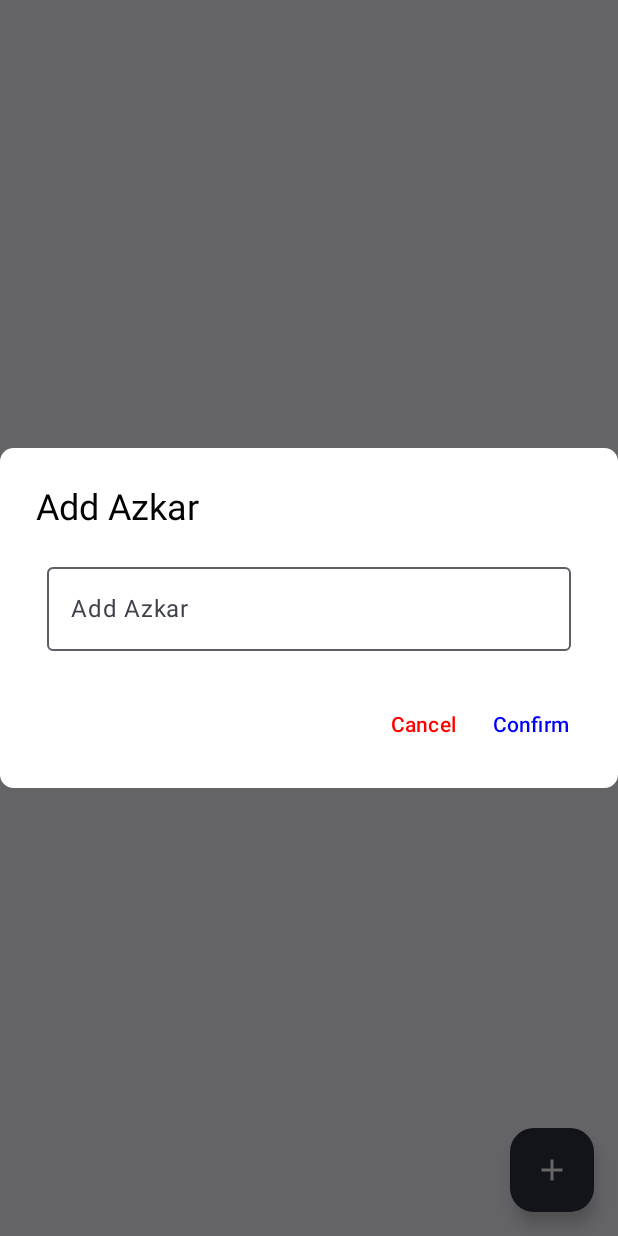
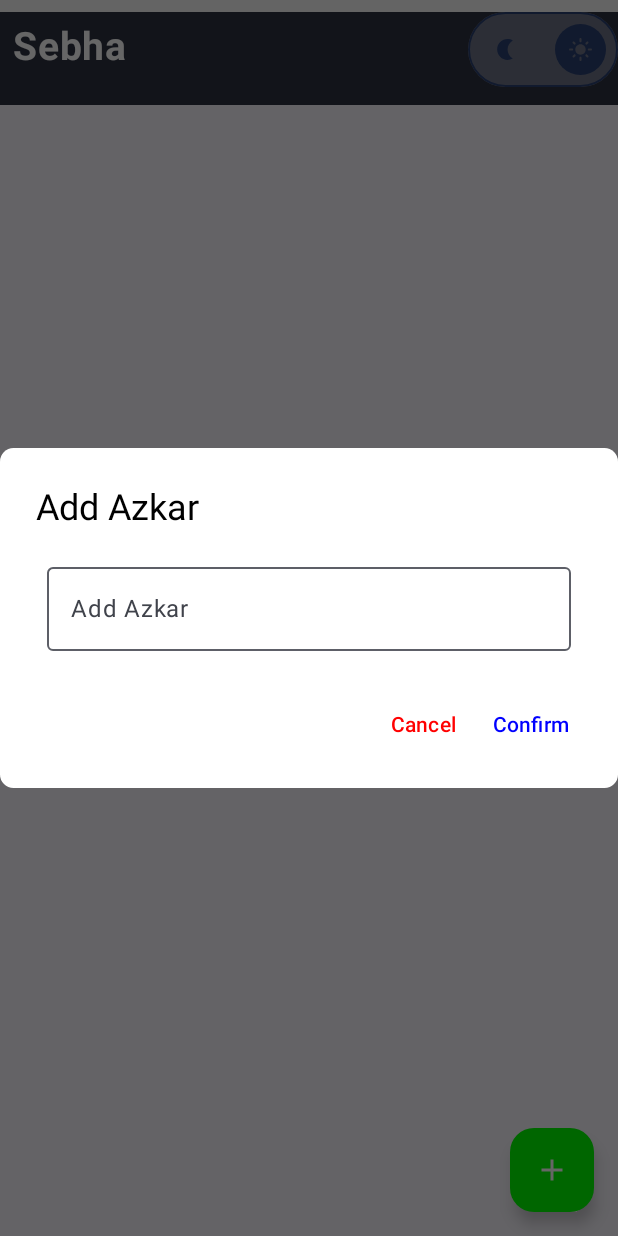
Before and after one commit to AhmedGamalRamadan/Sebha, an Android app built with Jetpack Compose: the screen it shows after launch (MainActivity), after a tap on "Add", on a phone screen of 412 x 824 dp. Run offline under Robolectric (Android 15) with nearby library versions, the phone set to English and light mode, and no system bars; our stand-ins replace Room's generated code, accompanist; 1 other tap on this screen came first.

Commit message:
add custom theme switcher for light &dark mode

```diff
--- a/app/src/main/java/com/ag/projects/sebha/presentation/ui/activities/MainActivity.kt
+++ b/app/src/main/java/com/ag/projects/sebha/presentation/ui/activities/MainActivity.kt
@@ -4,16 +4,51 @@ import android.os.Bundle
 import androidx.activity.ComponentActivity
 import androidx.activity.compose.setContent
 import androidx.activity.enableEdgeToEdge
+import androidx.compose.foundation.isSystemInDarkTheme
+import androidx.compose.foundation.layout.Column
+import androidx.compose.foundation.layout.fillMaxSize
+import androidx.compose.runtime.getValue
+import androidx.compose.runtime.mutableStateOf
+import androidx.compose.runtime.remember
+import androidx.compose.runtime.setValue
+import androidx.compose.ui.Modifier
+import com.ag.projects.sebha.presentation.ui.components.tool_bar.Toolbar
 import com.ag.projects.sebha.presentation.ui.screen.HomeScreen
 import com.ag.projects.sebha.presentation.ui.theme.SebhaTheme
 
 class MainActivity : ComponentActivity() {
+
+//    private val themeSharedPreferences = getSharedPreferences("theme", Context.MODE_PRIVATE)
+
+
     override fun onCreate(savedInstanceState: Bundle?) {
         super.onCreate(savedInstanceState)
         enableEdgeToEdge()
         setContent {
-            SebhaTheme {
-               HomeScreen()
+            var themeState by remember {
+                mutableStateOf(true)
+            }
+            SebhaTheme(
+                darkTheme = themeState
+//                darkTheme = themeSharedPreferences.getBoolean("theme", false)
+            ) {
+                Column(
+                    modifier = Modifier
+                        .fillMaxSize()
+                ) {
+                    Toolbar(
+                        darkTheme = themeState,
+                        onThemeUpdated = {
+                            themeState = !themeState
+//                        themeSharedPreferences
+//                            .edit()
+//                            .putBoolean("theme",true)
+//                            .apply()
+                        }
+                    )
+                    HomeScreen()
+                }
+
             }
         }
     }
--- a/app/src/main/java/com/ag/projects/sebha/presentation/ui/components/AzkarCardItem.kt
+++ b/app/src/main/java/com/ag/projects/sebha/presentation/ui/components/AzkarCardItem.kt
@@ -2,7 +2,6 @@ package com.ag.projects.sebha.presentation.ui.components
 
 import androidx.compose.foundation.BorderStroke
 import androidx.compose.foundation.clickable
-import androidx.compose.foundation.isSystemInDarkTheme
 import androidx.compose.foundation.layout.Column
 import androidx.compose.foundation.layout.Row
 import androidx.compose.foundation.layout.Spacer
@@ -19,6 +18,7 @@ import androidx.compose.material.icons.filled.Replay
 import androidx.compose.material3.Card
 import androidx.compose.material3.CardDefaults
 import androidx.compose.material3.Icon
+import androidx.compose.material3.MaterialTheme
 import androidx.compose.material3.Text
 import androidx.compose.runtime.Composable
 import androidx.compose.ui.Modifier
@@ -31,7 +31,6 @@ import androidx.compose.ui.unit.dp
 import androidx.compose.ui.unit.sp
 import com.ag.projects.sebha.R
 import com.ag.projects.sebha.data.local.AzkarEntity
-import com.ag.projects.sebha.presentation.ui.theme.DarkBlue
 
 @Composable
 fun AzkarCardItem(
@@ -42,7 +41,6 @@ fun AzkarCardItem(
     onResetClick: () -> Unit,
 ) {
 
-    val isSystemDark = isSystemInDarkTheme()
     Card(
         modifier = modifier
             .fillMaxWidth()
@@ -53,7 +51,7 @@ fun AzkarCardItem(
             },
         shape = RoundedCornerShape(12.dp),
         colors = CardDefaults.cardColors(
-            containerColor = if (isSystemDark) DarkBlue else Color.White
+            containerColor = MaterialTheme.colorScheme.primaryContainer
         ),
         elevation = CardDefaults.cardElevation(
             defaultElevation = 8.dp,
@@ -78,7 +76,7 @@ fun AzkarCardItem(
                     modifier = modifier
                         .wrapContentSize()
                         .padding(end = 4.dp, bottom = 4.dp),
-                    color = if (isSystemDark) Color.White else Color.Black,
+                    color = MaterialTheme.colorScheme.primary,
                     fontSize = 22.sp,
                     textAlign = TextAlign.Start
                 )
@@ -87,7 +85,7 @@ fun AzkarCardItem(
                     text = azkar.azkar,
                     modifier = modifier
                         .fillMaxWidth(),
-                    color = if (isSystemDark) Color.White else Color.Black,
+                    color = MaterialTheme.colorScheme.primary,
                     fontSize = 22.sp,
                     fontWeight = FontWeight.Bold,
                     textAlign = TextAlign.End
--- /dev/null
+++ b/app/src/main/java/com/ag/projects/sebha/presentation/ui/components/theme_switcher/ThemeSwitcher.kt
@@ -0,0 +1,93 @@
+package com.ag.projects.sebha.presentation.ui.components.theme_switcher
+
+import androidx.compose.animation.core.AnimationSpec
+import androidx.compose.animation.core.animateDpAsState
+import androidx.compose.animation.core.tween
+import androidx.compose.foundation.BorderStroke
+import androidx.compose.foundation.background
+import androidx.compose.foundation.border
+import androidx.compose.foundation.clickable
+import androidx.compose.foundation.layout.*
+import androidx.compose.material.icons.Icons
+import androidx.compose.material.icons.filled.Nightlight
+import androidx.compose.material3.Icon
+import androidx.compose.material3.MaterialTheme
+import androidx.compose.runtime.*
+import androidx.compose.ui.Alignment
+import androidx.compose.ui.Modifier
+import androidx.compose.ui.draw.clip
+import androidx.compose.ui.graphics.Shape
+import androidx.compose.ui.unit.Dp
+import androidx.compose.ui.unit.dp
+import androidx.compose.foundation.shape.CircleShape
+import androidx.compose.material.icons.filled.LightMode
+
+@Composable
+fun ThemeSwitcher(
+    darkTheme: Boolean = false,
+    size: Dp = 50.dp,
+    iconSize: Dp = size / 3,
+    padding: Dp = 10.dp,
+    borderWidth: Dp = 1.dp,
+    parentShape: Shape = CircleShape,
+    toggleShape: Shape = CircleShape,
+    animationSpec: AnimationSpec<Dp> = tween(durationMillis = 300),
+    onClick: () -> Unit
+) {
+    val offset by animateDpAsState(
+        targetValue = if (darkTheme) 0.dp else size,
+        animationSpec = animationSpec
+    )
+
+    Box(modifier = Modifier
+        .width(size * 2)
+        .height(size)
+        .clip(shape = parentShape)
+        .clickable { onClick() }
+        .background(MaterialTheme.colorScheme.secondaryContainer)
+    ) {
+        Box(
+            modifier = Modifier
+                .size(size)
+                .offset(x = offset)
+                .padding(all = padding)
+                .clip(shape = toggleShape)
+                .background(MaterialTheme.colorScheme.primary)
+        ) {}
+        Row(
+            modifier = Modifier
+                .border(
+                    border = BorderStroke(
+                        width = borderWidth,
+                        color = MaterialTheme.colorScheme.primary
+                    ),
+                    shape = parentShape
+                )
+        ) {
+            Box(
+                modifier = Modifier.size(size),
+                contentAlignment = Alignment.Center
+            ) {
+                Icon(
+                    modifier = Modifier.size(iconSize),
+                    imageVector = Icons.Default.Nightlight,
+                    contentDescription = "Theme Icon",
+                    tint = if (darkTheme) MaterialTheme.colorScheme.secondaryContainer
+                    else MaterialTheme.colorScheme.primary
+                )
+            }
+            Box(
+                modifier = Modifier.size(size),
+                contentAlignment = Alignment.Center
+            ) {
+                Icon(
+                    modifier = Modifier.size(iconSize),
+                    imageVector = Icons.Default.LightMode,
+                    contentDescription = "Theme Icon",
+                    tint = if (darkTheme) MaterialTheme.colorScheme.primary
+                    else MaterialTheme.colorScheme.secondaryContainer
+                )
+            }
+        }
+    }
+}
--- /dev/null
+++ b/app/src/main/java/com/ag/projects/sebha/presentation/ui/components/tool_bar/Toolbar.kt
@@ -0,0 +1,54 @@
+package com.ag.projects.sebha.presentation.ui.components.tool_bar
+
+import androidx.compose.foundation.background
+import androidx.compose.foundation.layout.Arrangement
+import androidx.compose.foundation.layout.Row
+import androidx.compose.foundation.layout.fillMaxWidth
+import androidx.compose.foundation.layout.height
+import androidx.compose.foundation.layout.padding
+import androidx.compose.material3.Text
+import androidx.compose.runtime.Composable
+import androidx.compose.ui.Modifier
+import androidx.compose.ui.graphics.Color
+import androidx.compose.ui.text.font.FontWeight
+import androidx.compose.ui.text.style.TextAlign
+import androidx.compose.ui.unit.dp
+import androidx.compose.ui.unit.sp
+import com.ag.projects.sebha.presentation.ui.components.theme_switcher.ThemeSwitcher
+import com.ag.projects.sebha.presentation.ui.theme.DarkBlue
+
+@Composable
+fun Toolbar(
+    modifier: Modifier = Modifier,
+    darkTheme: Boolean,
+    onThemeUpdated: () -> Unit
+) {
+
+    Row(
+        modifier = modifier
+            .fillMaxWidth()
+            .height(70.dp)
+            .padding(top = 8.dp)
+            .background(DarkBlue),
+        horizontalArrangement = Arrangement.SpaceBetween
+    ) {
+        Text(
+            text = "Sebha",
+            fontSize = 26.sp,
+            color = Color.White,
+            fontWeight = FontWeight.Bold,
+            textAlign = TextAlign.Center,
+            modifier = modifier
+                .padding(8.dp)
+        )
+
+        ThemeSwitcher(
+            darkTheme = darkTheme,
+            padding = 8.dp,
+            onClick = {
+                onThemeUpdated()
+            }
+        )
+    }
+
+}
--- a/app/src/main/java/com/ag/projects/sebha/presentation/ui/screen/HomeScreen.kt
+++ b/app/src/main/java/com/ag/projects/sebha/presentation/ui/screen/HomeScreen.kt
@@ -27,6 +27,7 @@ import com.ag.projects.sebha.R
 import com.ag.projects.sebha.presentation.ui.components.AzkarCardItem
 import com.ag.projects.sebha.presentation.ui.components.alert_dialog.AlertDialogAzkar
 import com.ag.projects.sebha.presentation.ui.theme.DarkBlue
+import com.ag.projects.sebha.presentation.ui.theme.Green
 import com.ag.projects.sebha.util.Result
 import com.google.accompanist.swiperefresh.SwipeRefresh
 import com.google.accompanist.swiperefresh.rememberSwipeRefreshState
@@ -127,7 +128,7 @@ fun HomeScreen(
                     onClick = {
                         showDialog = true
                     },
-                    containerColor = DarkBlue,
+                    containerColor = Green,
                     modifier = Modifier
                         .align(Alignment.BottomEnd)
                         .padding(16.dp)
--- a/app/src/main/java/com/ag/projects/sebha/presentation/ui/theme/Color.kt
+++ b/app/src/main/java/com/ag/projects/sebha/presentation/ui/theme/Color.kt
@@ -11,3 +11,6 @@ val PurpleGrey40 = Color(0xFF625b71)
 val Pink40 = Color(0xFF7D5260)
 
 val DarkBlue =Color(0xFF2d3242)
+val White =Color(0xFFFFFFFF)
+val Black =Color(0xFF000000)
+val Green =Color(0xFF00FF00)
--- a/app/src/main/java/com/ag/projects/sebha/presentation/ui/theme/Theme.kt
+++ b/app/src/main/java/com/ag/projects/sebha/presentation/ui/theme/Theme.kt
@@ -1,6 +1,5 @@
 package com.ag.projects.sebha.presentation.ui.theme
 
-import android.app.Activity
 import android.os.Build
 import androidx.compose.foundation.isSystemInDarkTheme
 import androidx.compose.material3.MaterialTheme
@@ -12,25 +11,19 @@ import androidx.compose.runtime.Composable
 import androidx.compose.ui.platform.LocalContext
 
 private val DarkColorScheme = darkColorScheme(
-    primary = Purple80,
+    primary = White,
     secondary = PurpleGrey80,
-    tertiary = Pink80
+    tertiary = Pink80,
+    primaryContainer = DarkBlue,
+    background = DarkBlue
 )
 
 private val LightColorScheme = lightColorScheme(
-    primary = Purple40,
+    primary = Black,
     secondary = PurpleGrey40,
-    tertiary = Pink40
-
-    /* Other default colors to override
-    background = Color(0xFFFFFBFE),
-    surface = Color(0xFFFFFBFE),
-    onPrimary = Color.White,
-    onSecondary = Color.White,
-    onTertiary = Color.White,
-    onBackground = Color(0xFF1C1B1F),
-    onSurface = Color(0xFF1C1B1F),
-    */
+    tertiary = Pink40,
+    primaryContainer = White,
+    background = White
 )
 
 @Composable
```
